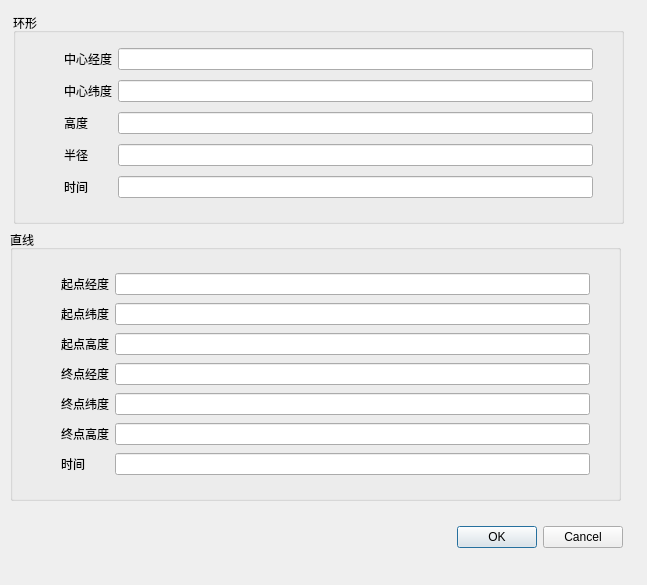
The window that PathSettingsDlg.ui (WarfareCode/RCSViewer) describes before a commit, drawn with Qt 5.
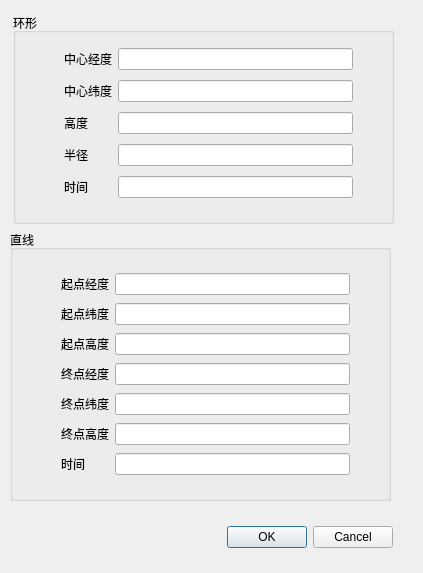
The same window after the commit.

Diff of the .ui file:
```diff
--- a/PathSettingsDlg.ui
+++ b/PathSettingsDlg.ui
@@ -6,8 +6,8 @@
    <rect>
     <x>0</x>
     <y>0</y>
-    <width>647</width>
-    <height>585</height>
+    <width>423</width>
+    <height>573</height>
    </rect>
   </property>
   <property name="windowTitle">
@@ -18,7 +18,7 @@
     <rect>
      <x>13</x>
      <y>13</y>
-     <width>611</width>
+     <width>381</width>
      <height>211</height>
     </rect>
    </property>
@@ -30,7 +30,7 @@
      <rect>
       <x>40</x>
       <y>20</y>
-      <width>551</width>
+      <width>311</width>
       <height>181</height>
      </rect>
     </property>
@@ -93,7 +93,7 @@
     <rect>
      <x>10</x>
      <y>230</y>
-     <width>611</width>
+     <width>381</width>
      <height>271</height>
     </rect>
    </property>
@@ -105,7 +105,7 @@
      <rect>
       <x>40</x>
       <y>30</y>
-      <width>551</width>
+      <width>311</width>
       <height>231</height>
      </rect>
     </property>
@@ -186,7 +186,7 @@
   <widget class="QDialogButtonBox" name="buttonBox">
    <property name="geometry">
     <rect>
-     <x>390</x>
+     <x>160</x>
      <y>520</y>
      <width>233</width>
      <height>34</height>
```
